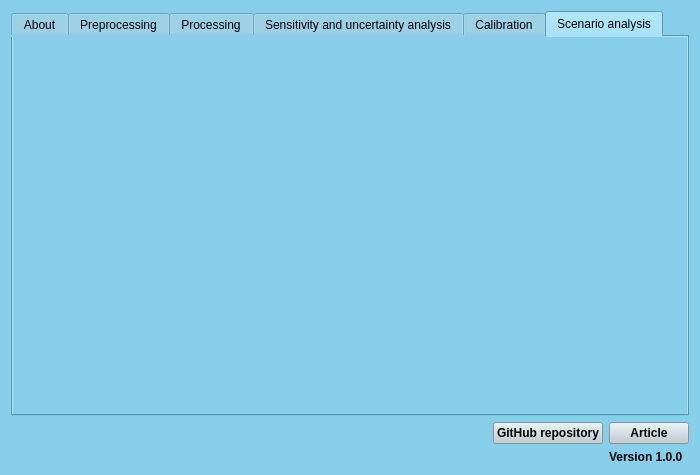
Above: ui/dialog_base.ui from Inigobarbe/QAnnAGNPS before the change. Below: the same form after it.
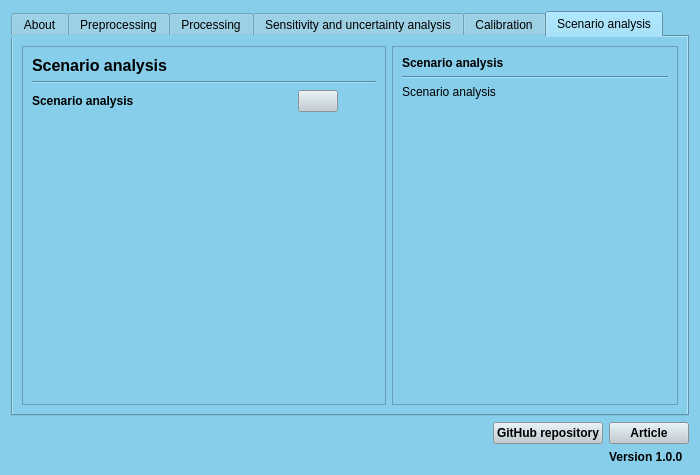
That is the form after the change. The open tabs and pages were chosen to show the change.

```diff
--- a/ui/dialog_base.ui
+++ b/ui/dialog_base.ui
@@ -1822,6 +1822,171 @@
       <attribute name="title">
        <string>Scenario analysis</string>
       </attribute>
+      <layout class="QGridLayout" name="gridLayout_22">
+       <item row="0" column="0">
+        <widget class="QFrame" name="frame_13">
+         <property name="frameShape">
+          <enum>QFrame::StyledPanel</enum>
+         </property>
+         <property name="frameShadow">
+          <enum>QFrame::Raised</enum>
+         </property>
+         <layout class="QGridLayout" name="gridLayout_24">
+          <item row="0" column="0">
+           <widget class="QLabel" name="label_44">
+            <property name="font">
+             <font>
+              <pointsize>12</pointsize>
+              <weight>75</weight>
+              <bold>true</bold>
+             </font>
+            </property>
+            <property name="text">
+             <string>Scenario analysis</string>
+            </property>
+           </widget>
+          </item>
+          <item row="1" column="0">
+           <widget class="Line" name="line_13">
+            <property name="orientation">
+             <enum>Qt::Horizontal</enum>
+            </property>
+           </widget>
+          </item>
+          <item row="2" column="0">
+           <layout class="QHBoxLayout" name="horizontalLayout_22">
+            <item>
+             <widget class="QLabel" name="label_45">
+              <property name="minimumSize">
+               <size>
+                <width>260</width>
+                <height>0</height>
+               </size>
+              </property>
+              <property name="font">
+               <font>
+                <weight>75</weight>
+                <bold>true</bold>
+               </font>
+              </property>
+              <property name="text">
+               <string>Scenario analysis</string>
+              </property>
+             </widget>
+            </item>
+            <item>
+             <widget class="QPushButton" name="scenario">
+              <property name="styleSheet">
+               <string notr="true">QPushButton {
+    background-color: #becbd1;
+    color: black;
+}
+
+QPushButton:hover {
+    color: white;
+}</string>
+              </property>
+              <property name="text">
+               <string/>
+              </property>
+             </widget>
+            </item>
+            <item>
+             <spacer name="horizontalSpacer_10">
+              <property name="orientation">
+               <enum>Qt::Horizontal</enum>
+              </property>
+              <property name="sizeHint" stdset="0">
+               <size>
+                <width>40</width>
+                <height>20</height>
+               </size>
+              </property>
+             </spacer>
+            </item>
+           </layout>
+          </item>
+          <item row="3" column="0">
+           <spacer name="verticalSpacer_9">
+            <property name="orientation">
+             <enum>Qt::Vertical</enum>
+            </property>
+            <property name="sizeHint" stdset="0">
+             <size>
+              <width>20</width>
+              <height>40</height>
+             </size>
+            </property>
+           </spacer>
+          </item>
+         </layout>
+        </widget>
+       </item>
+       <item row="0" column="1">
+        <widget class="QFrame" name="frame_14">
+         <property name="minimumSize">
+          <size>
+           <width>286</width>
+           <height>0</height>
+          </size>
+         </property>
+         <property name="frameShape">
+          <enum>QFrame::StyledPanel</enum>
+         </property>
+         <property name="frameShadow">
+          <enum>QFrame::Raised</enum>
+         </property>
+         <layout class="QGridLayout" name="gridLayout_23">
+          <item row="0" column="0">
+           <widget class="QLabel" name="label_47">
+            <property name="font">
+             <font>
+              <weight>75</weight>
+              <bold>true</bold>
+             </font>
+            </property>
+            <property name="text">
+             <string>Scenario analysis</string>
+            </property>
+           </widget>
+          </item>
+          <item row="1" column="0">
+           <widget class="Line" name="line_14">
+            <property name="orientation">
+             <enum>Qt::Horizontal</enum>
+            </property>
+           </widget>
+          </item>
+          <item row="2" column="0">
+           <widget class="QLabel" name="label_46">
+            <property name="text">
+             <string>Scenario analysis</string>
+            </property>
+            <property name="alignment">
+             <set>Qt::AlignJustify|Qt::AlignVCenter</set>
+            </property>
+            <property name="wordWrap">
+             <bool>true</bool>
+            </property>
+           </widget>
+          </item>
+          <item row="3" column="0">
+           <spacer name="verticalSpacer_10">
+            <property name="orientation">
+             <enum>Qt::Vertical</enum>
+            </property>
+            <property name="sizeHint" stdset="0">
+             <size>
+              <width>20</width>
+              <height>40</height>
+             </size>
+            </property>
+           </spacer>
+          </item>
+         </layout>
+        </widget>
+       </item>
+      </layout>
      </widget>
     </widget>
    </item>
```
Left out of the diff: 6 changed lines with no effect on the pictures.
